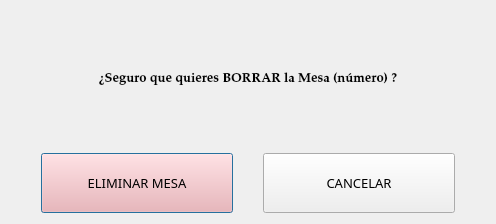
The window that src/ui/EliminarMesa.ui (IvanJesusCorbalanPascual/Gestor-de-Eventos) describes before a commit, drawn with Qt 5.
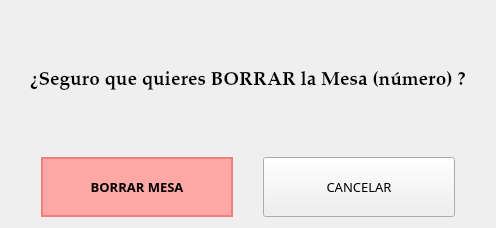
The same window after the commit.

The edit to the form file:
```diff
--- a/src/ui/EliminarMesa.ui
+++ b/src/ui/EliminarMesa.ui
@@ -7,7 +7,7 @@
     <x>0</x>
     <y>0</y>
     <width>496</width>
-    <height>224</height>
+    <height>228</height>
    </rect>
   </property>
   <property name="windowTitle">
@@ -21,7 +21,7 @@
        <property name="font">
         <font>
          <family>Palatino Linotype</family>
-         <pointsize>10</pointsize>
+         <pointsize>14</pointsize>
          <weight>75</weight>
          <bold>true</bold>
         </font>
@@ -47,20 +47,34 @@
        </property>
        <item>
         <widget class="QPushButton" name="btnBorrarMesa">
+         <property name="minimumSize">
+          <size>
+           <width>0</width>
+           <height>60</height>
+          </size>
+         </property>
          <property name="font">
           <font>
            <family>Alef</family>
            <pointsize>10</pointsize>
+           <weight>75</weight>
+           <bold>true</bold>
           </font>
          </property>
          <property name="styleSheet">
           <string notr="true">QWidget {
-    background-color: rgb(255, 168, 165);
-	padding:20px;
+    background-color: rgb(255, 168, 165); /* Un rojo pastel o rosa muy claro */
+	
+	border: 2px solid #F08080; /* Borde sutil */
+	font-weight: bold;
+	padidng:20px;
+}
+QPushButton#btnBorrarMesa:hover {
+    background-color: #F08080;
 }</string>
          </property>
          <property name="text">
-          <string>ELIMINAR MESA</string>
+          <string>BORRAR MESA</string>
          </property>
         </widget>
        </item>
```
Left out of the diff: 3 changed lines with no effect on the pictures.
